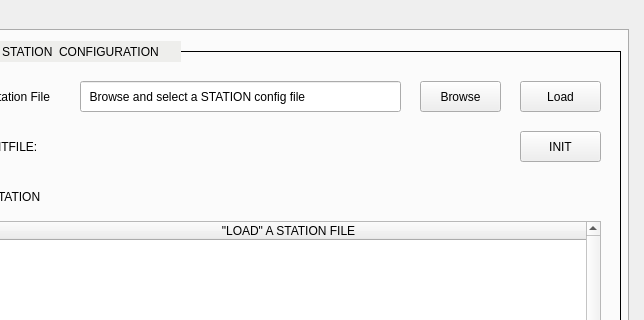
This is skalab_main.ui in amattana/skalab as Qt 5 draws it before an edit; both pictures show x 567 to 1211 and y 0 to 320 of the 1211 by 971 pixel window. The edited form follows.
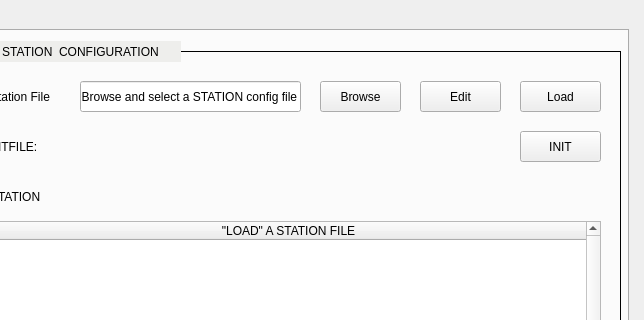
This is the edited form.

What changed in the file:
```diff
--- a/skalab_main.ui
+++ b/skalab_main.ui
@@ -274,7 +274,7 @@
        <rect>
         <x>120</x>
         <y>30</y>
-        <width>321</width>
+        <width>221</width>
         <height>31</height>
        </rect>
       </property>
@@ -301,7 +301,7 @@
      <widget class="QPushButton" name="qbutton_browse">
       <property name="geometry">
        <rect>
-        <x>460</x>
+        <x>360</x>
         <y>30</y>
         <width>81</width>
         <height>31</height>
@@ -482,6 +482,19 @@
        <set>Qt::AlignLeading|Qt::AlignLeft|Qt::AlignVCenter</set>
       </property>
      </widget>
+     <widget class="QPushButton" name="qbutton_edit">
+      <property name="geometry">
+       <rect>
+        <x>460</x>
+        <y>30</y>
+        <width>81</width>
+        <height>31</height>
+       </rect>
+      </property>
+      <property name="text">
+       <string>Edit</string>
+      </property>
+     </widget>
     </widget>
     <widget class="QTableWidget" name="qtable_profile">
      <property name="geometry">
```
